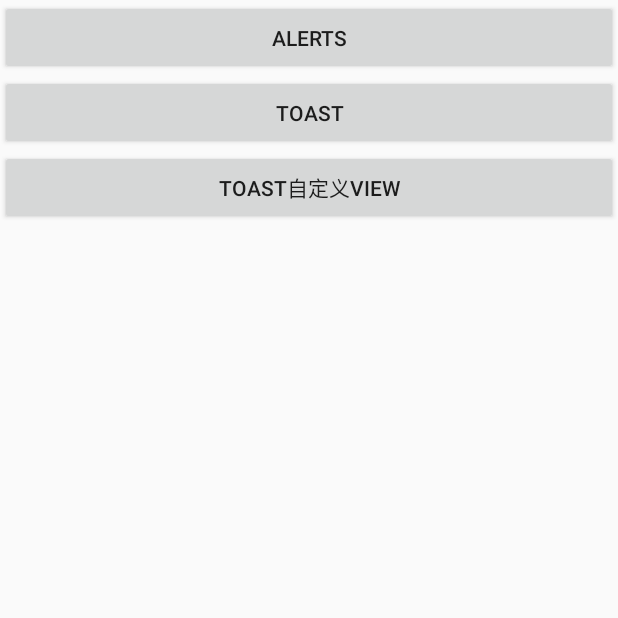
After one commit to minminaya/MaterialDesignLearning, an Android app: the DialogsActivity screen opened directly, with no data from a screen before it, on a phone screen of 412 x 824 dp, the top half of it. The commit adds this screen. Run offline under Robolectric (Android 15) with nearby library versions, the phone set to English and light mode, and no system bars; our stand-ins replace ButterKnife.

Commit message:
添加Toast 自定义Toast 和 AlertDialog

```diff
--- a/app/src/main/AndroidManifest.xml
+++ b/app/src/main/AndroidManifest.xml
@@ -35,7 +35,11 @@
         <activity android:name=".selection_control.SelectControlActivity" />
         <activity android:name=".RatingBarActivity.RatingActivity" />
         <activity android:name=".cardview.CardViewActivity" />
-        <activity android:name=".bottom_navigation.BottomNavigationActivity"></activity>
+        <activity android:name=".bottom_navigation.BottomNavigationActivity" />
+        <activity
+            android:name=".dialogs.DialogsActivity"
+            android:theme="@style/Theme.AppCompat.Light.NoActionBar"/>
+
     </application>
 
 </manifest>
--- a/app/src/main/java/com/minminaya/materialdesigndemo/MainActivity.java
+++ b/app/src/main/java/com/minminaya/materialdesigndemo/MainActivity.java
@@ -10,6 +10,7 @@ import com.minminaya.materialdesigndemo.RatingBarActivity.RatingActivity;
 import com.minminaya.materialdesigndemo.bottom_navigation.BottomNavigationActivity;
 import com.minminaya.materialdesigndemo.button.ButtonActivity;
 import com.minminaya.materialdesigndemo.cardview.CardViewActivity;
+import com.minminaya.materialdesigndemo.dialogs.DialogsActivity;
 import com.minminaya.materialdesigndemo.selection_control.CheckBoxActivity;
 import com.minminaya.materialdesigndemo.selection_control.SelectControlActivity;
 import com.minminaya.materialdesigndemo.text_fields.TextFieldsActivity;
@@ -31,7 +32,7 @@ public class MainActivity extends AppCompatActivity {
         ButterKnife.bind(this);
     }
 
-    @OnClick({R.id.btn_checkBox, R.id.btn_bottom_navigation, R.id.btn_text_fields, R.id.btn_toolbar, R.id.btn_button, R.id.btn_select_control, R.id.btn_ratingBar, R.id.btn_cardView})
+    @OnClick({R.id.btn_checkBox, R.id.btn_dialogs, R.id.btn_bottom_navigation, R.id.btn_text_fields, R.id.btn_toolbar, R.id.btn_button, R.id.btn_select_control, R.id.btn_ratingBar, R.id.btn_cardView})
     public void onViewClicked(View view) {
         switch (view.getId()) {
             case R.id.btn_checkBox:
@@ -58,6 +59,9 @@ public class MainActivity extends AppCompatActivity {
             case R.id.btn_bottom_navigation:
                 openActivity(BottomNavigationActivity.class);
                 break;
+            case R.id.btn_dialogs:
+                openActivity(DialogsActivity.class);
+                break;
         }
     }
 
--- /dev/null
+++ b/app/src/main/res/drawable/dialog_drawable.xml
@@ -0,0 +1,8 @@
+<?xml version="1.0" encoding="utf-8"?>
+<inset xmlns:android="http://schemas.android.com/apk/res/android"
+    android:inset="16dp">
+    <shape android:shape="rectangle">
+        <corners android:radius="5dp" />
+        <solid android:color="@color/indigo" />
+    </shape>
+</inset>
--- /dev/null
+++ b/app/src/main/res/layout/activity_dialogs.xml
@@ -0,0 +1,29 @@
+<?xml version="1.0" encoding="utf-8"?>
+<RelativeLayout xmlns:android="http://schemas.android.com/apk/res/android"
+    xmlns:app="http://schemas.android.com/apk/res-auto"
+    xmlns:tools="http://schemas.android.com/tools"
+    android:layout_width="match_parent"
+    android:layout_height="match_parent"
+    tools:context="com.minminaya.materialdesigndemo.dialogs.DialogsActivity">
+
+    <Button
+        android:id="@+id/alert"
+        android:layout_width="match_parent"
+        android:layout_height="50dp"
+        android:text="Alerts" />
+
+    <Button
+        android:id="@+id/toast"
+        android:layout_width="match_parent"
+        android:layout_height="50dp"
+        android:layout_below="@id/alert"
+        android:text="toast" />
+
+    <Button
+
+        android:id="@+id/toast_custom"
+        android:layout_width="match_parent"
+        android:layout_height="50dp"
+        android:layout_below="@id/toast"
+        android:text="toast自定义view" />
+</RelativeLayout>
--- /dev/null
+++ b/app/src/main/res/values/dimen.xml
@@ -0,0 +1,4 @@
+<?xml version="1.0" encoding="utf-8"?>
+<resources>
+    <dimen name="toast_vertical_margin">10dp</dimen>
+</resources>
--- a/app/src/main/res/values/styles.xml
+++ b/app/src/main/res/values/styles.xml
@@ -85,9 +85,16 @@
         <item name="colorControlActivated">@color/pink</item>
         <item name="android:colorForeground">@color/grey</item>
     </style>
+
     <style name="MyCardView" parent="CardView">
         <item name="elevation">10dp</item>
         <item name="cardCornerRadius">15dp</item>
         <item name="cardBackgroundColor">@color/grey</item>
     </style>
+
+    <style name="MyAlert" parent="Theme.AppCompat.Light.Dialog.Alert">
+        <item name="colorAccent">@color/pink</item>
+        <item name="android:textColorPrimary">@color/white</item>
+        <item name="android:windowBackground">@drawable/dialog_drawable</item>
+    </style>
 </resources>
```
Also changed, not shown: app/src/main/java/com/minminaya/materialdesigndemo/dialogs/DialogsActivity.java (added, +87 -0 lines), app/src/main/res/layout/activity_main.xml (+7 -0 lines), app/src/main/res/layout/fragment_alerts.xml (added, +13 -0 lines), app/src/main/res/layout/toast_custom.xml (added, +13 -0 lines).
